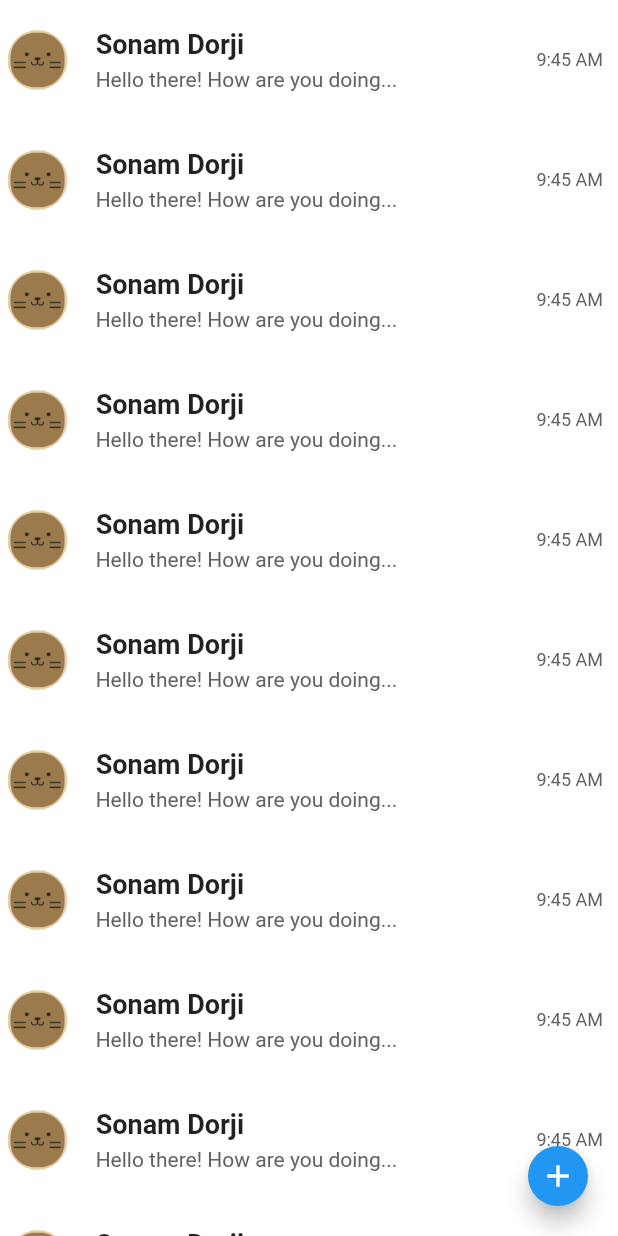
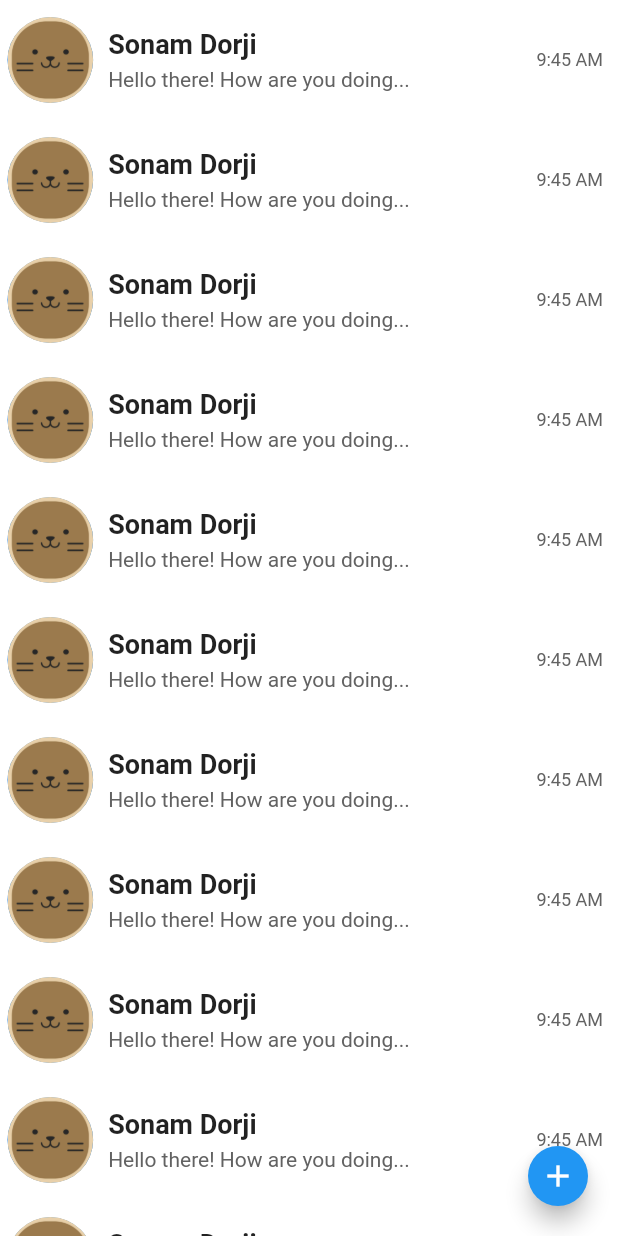
Before and after one commit to cybertronbaka/eatspinner, a Flutter app: the AllChatsView screen opened directly, on a phone screen of 412 x 824 dp. Run offline on Flutter 3.47's test engine with Material 2 defaults, Android fonts, the phone set to English and light mode, and no system bars; our stand-ins replace copy_with_extension, flutter_dotenv, flutter_fortune_wheel, flutter_map, flutter_rating_stars, flutter_svg and 8 more; accounts and stored records are empty.

Commit message:
chore(ui): Update Chat and Contact cards

```diff
--- a/lib/widgets/es_chat_card.dart
+++ b/lib/widgets/es_chat_card.dart
@@ -19,17 +19,21 @@ class EsChatCard extends StatelessWidget{
         child: Row(
           mainAxisSize: MainAxisSize.max,
           children: [
-            const Expanded(
+            Expanded(
                 child: Align(
                   alignment: Alignment.centerLeft,
                   child: CircleAvatar(
-                      backgroundColor: Colors.transparent,
-                      backgroundImage: AssetImage(
+                    radius: 60,
+                    child: ClipOval(
+                      child: Image.asset(
                         'assets/images/icon.png',
-                      )
+                        fit: BoxFit.cover,
+                      ),
+                    ),
                   ),
                 )
             ),
+            const SizedBox(width: 10),
             Expanded(
               flex: 5,
               child: SpacedColumn(
```
Also changed, not shown: lib/widgets/es_contact_card.dart (+8 -4 lines).
